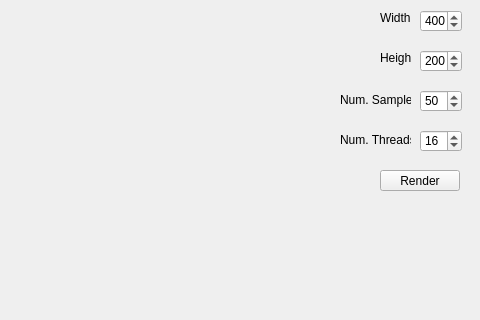
Qt form src/view/MainWindow.ui (Yordrar/thesis-raytracer) before a commit; both pictures show x 320 to 800 and y 0 to 320 of the 800 by 600 pixel window.
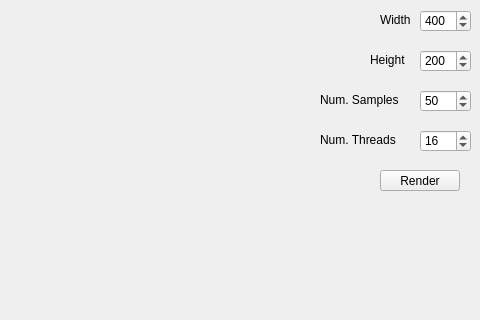
The same form after that commit.

```diff
--- a/src/view/MainWindow.ui
+++ b/src/view/MainWindow.ui
@@ -56,7 +56,7 @@
      <rect>
       <x>740</x>
       <y>10</y>
-      <width>42</width>
+      <width>51</width>
       <height>22</height>
      </rect>
     </property>
@@ -78,7 +78,7 @@
      <rect>
       <x>740</x>
       <y>50</y>
-      <width>42</width>
+      <width>51</width>
       <height>22</height>
      </rect>
     </property>
@@ -100,7 +100,7 @@
      <rect>
       <x>740</x>
       <y>90</y>
-      <width>42</width>
+      <width>51</width>
       <height>22</height>
      </rect>
     </property>
@@ -122,8 +122,8 @@
      <rect>
       <x>700</x>
       <y>10</y>
-      <width>31</width>
-      <height>16</height>
+      <width>41</width>
+      <height>20</height>
      </rect>
     </property>
     <property name="text">
@@ -133,10 +133,10 @@
    <widget class="QLabel" name="height_label">
     <property name="geometry">
      <rect>
-      <x>700</x>
+      <x>690</x>
       <y>50</y>
-      <width>31</width>
-      <height>16</height>
+      <width>51</width>
+      <height>20</height>
      </rect>
     </property>
     <property name="text">
@@ -146,9 +146,9 @@
    <widget class="QLabel" name="samples_label">
     <property name="geometry">
      <rect>
-      <x>660</x>
+      <x>640</x>
       <y>90</y>
-      <width>71</width>
+      <width>101</width>
       <height>20</height>
      </rect>
     </property>
@@ -172,9 +172,9 @@
    <widget class="QLabel" name="threads_label">
     <property name="geometry">
      <rect>
-      <x>660</x>
+      <x>640</x>
       <y>130</y>
-      <width>71</width>
+      <width>91</width>
       <height>20</height>
      </rect>
     </property>
@@ -187,7 +187,7 @@
      <rect>
       <x>740</x>
       <y>130</y>
-      <width>42</width>
+      <width>51</width>
       <height>22</height>
      </rect>
     </property>
```
Left out of the diff: 2 changed lines with no effect on the pictures.
